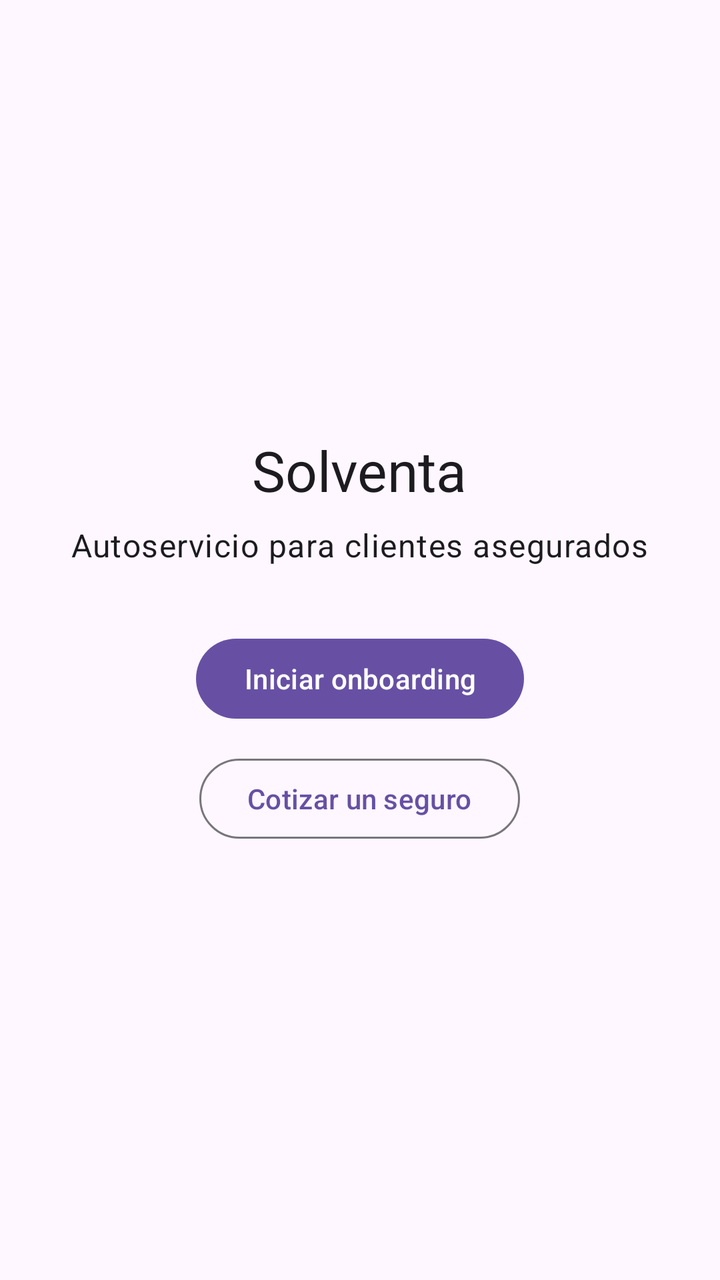
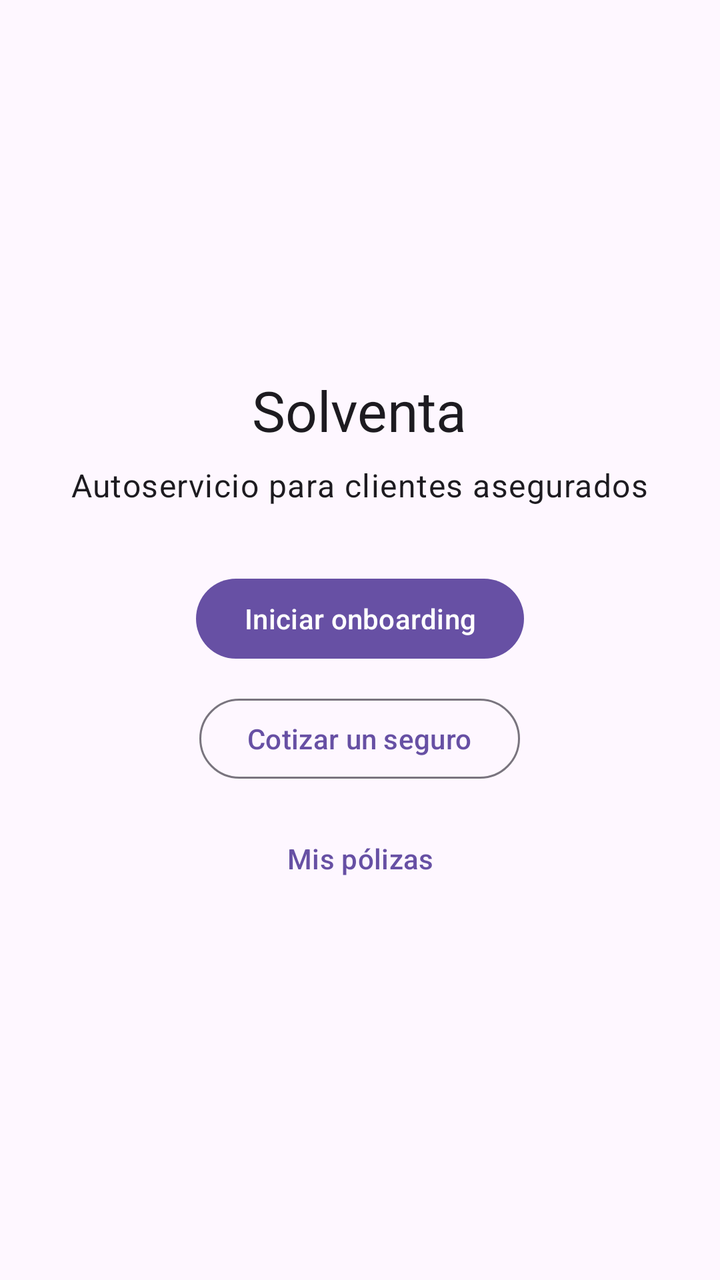

Screens rendered from an Android XML layout before and after an edit, with the pre-edit source and the edit as a unified diff.
<!-- AndroidManifest.xml: application theme Theme.Solventa -->
<!-- res/layout/activity_main.xml -->
<?xml version="1.0" encoding="utf-8"?>
<LinearLayout xmlns:android="http://schemas.android.com/apk/res/android"
    android:layout_width="match_parent"
    android:layout_height="match_parent"
    android:orientation="vertical">

    <LinearLayout
        android:layout_width="match_parent"
        android:layout_height="match_parent"
        android:gravity="center"
        android:orientation="vertical"
        android:padding="24dp">

        <TextView
            android:id="@+id/marca"
            android:layout_width="wrap_content"
            android:layout_height="wrap_content"
            android:text="@string/marca"
            android:textAppearance="?attr/textAppearanceHeadlineMedium" />

        <TextView
            android:id="@+id/subtitulo"
            android:layout_width="wrap_content"
            android:layout_height="wrap_content"
            android:layout_marginTop="8dp"
            android:gravity="center"
            android:text="@string/inicio_subtitulo"
            android:textAppearance="?attr/textAppearanceBodyLarge" />

        <com.google.android.material.button.MaterialButton
            android:id="@+id/iniciarOnboarding"
            android:layout_width="wrap_content"
            android:layout_height="wrap_content"
            android:layout_marginTop="32dp"
            android:text="@string/inicio_iniciar_onboarding" />

        <com.google.android.material.button.MaterialButton
            android:id="@+id/cotizar"
            style="@style/Widget.Material3.Button.OutlinedButton"
            android:layout_width="wrap_content"
            android:layout_height="wrap_content"
            android:layout_marginTop="12dp"
            android:text="@string/inicio_cotizar" />
    </LinearLayout>
</LinearLayout>
<!-- resources referenced by this layout -->
<resources>
  <string name="inicio_cotizar">Cotizar un seguro</string>
  <string name="inicio_iniciar_onboarding">Iniciar onboarding</string>
  <string name="inicio_subtitulo">Autoservicio para clientes asegurados</string>
  <string name="marca" translatable="false">Solventa</string>
  <style name="Theme.Solventa" parent="Theme.Material3.DayNight.NoActionBar" />
</resources>

<!-- the commit's change to res/layout/activity_main.xml (unified diff, before → after) -->
@@ -41,5 +41,13 @@
             android:layout_height="wrap_content"
             android:layout_marginTop="12dp"
             android:text="@string/inicio_cotizar" />
+
+        <com.google.android.material.button.MaterialButton
+            android:id="@+id/misPolizas"
+            style="@style/Widget.Material3.Button.TextButton"
+            android:layout_width="wrap_content"
+            android:layout_height="wrap_content"
+            android:layout_marginTop="12dp"
+            android:text="@string/inicio_mis_polizas" />
     </LinearLayout>
 </LinearLayout>
<!-- resource entries referenced after the edit -->
@@ -2,6 +2,7 @@
 <resources>
   <string name="inicio_cotizar">Cotizar un seguro</string>
   <string name="inicio_iniciar_onboarding">Iniciar onboarding</string>
+  <string name="inicio_mis_polizas">Mis pólizas</string>
   <string name="inicio_subtitulo">Autoservicio para clientes asegurados</string>
   <string name="marca" translatable="false">Solventa</string>
   <style name="Theme.Solventa" parent="Theme.Material3.DayNight.NoActionBar" />
